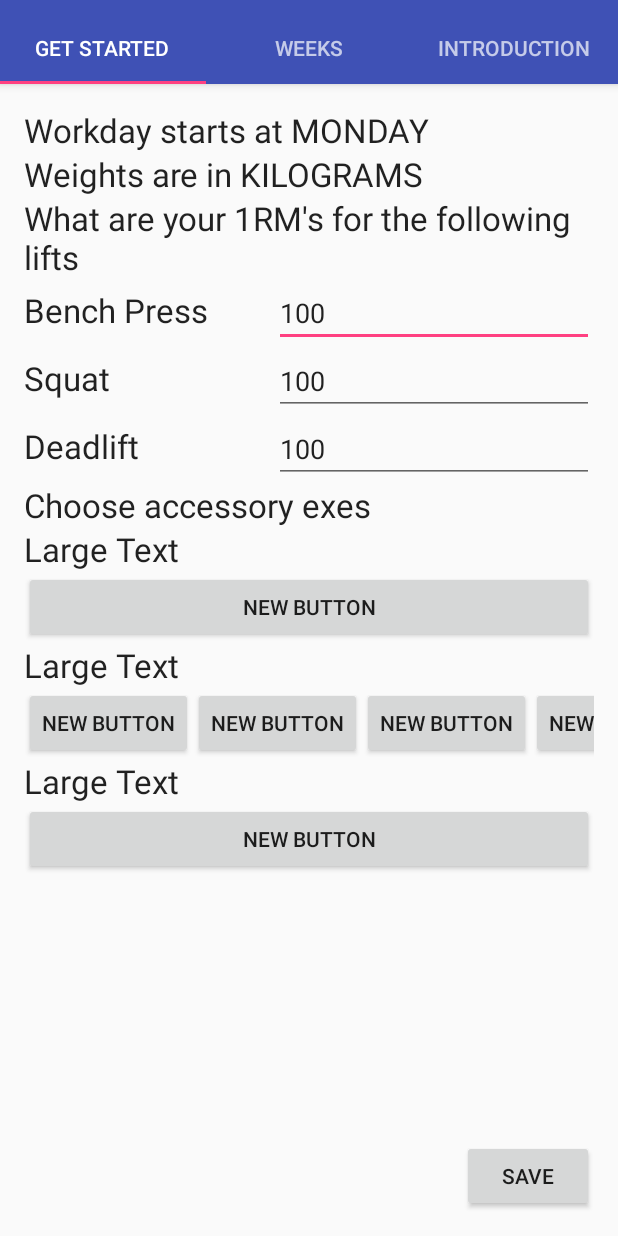
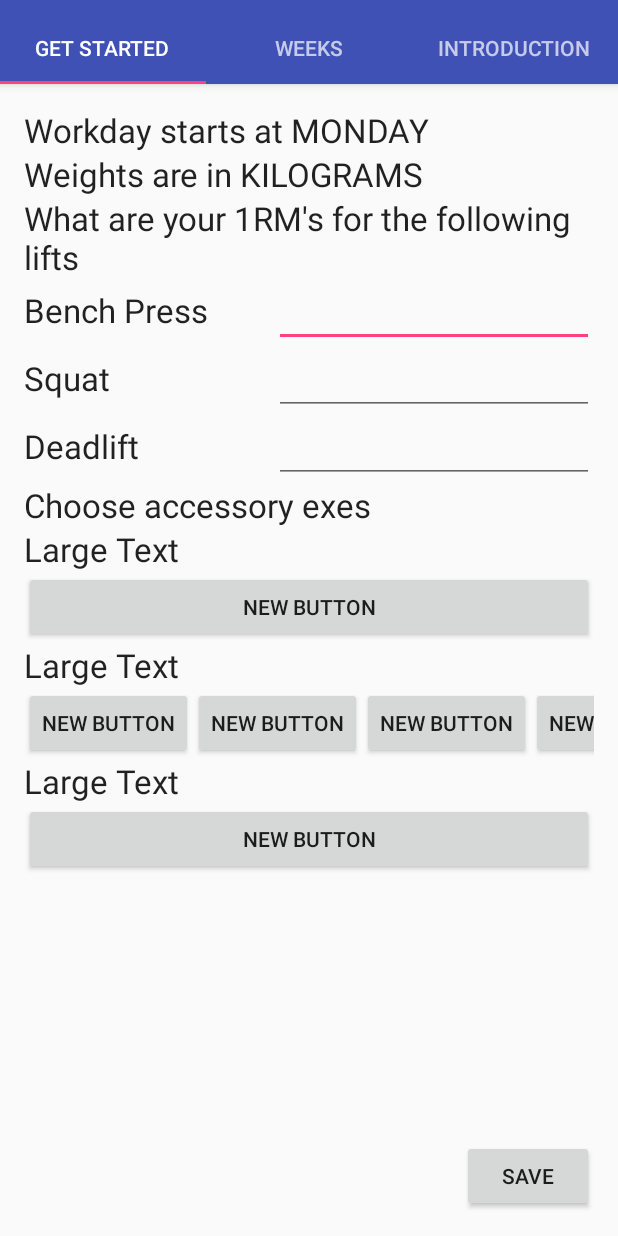
Before and after one commit to MuffinDude/CanditoWorkout, an Android app: the screen it shows after launch (MainActivity), on a phone screen of 412 x 824 dp. Run offline under Robolectric (Android 15) with nearby library versions, the phone set to English and light mode, and no system bars.

Commit message:
Kui eelnevalt on mingine raskus sisestatud, siis nüüd kuvab selle main screenil

```diff
--- a/app/src/main/java/longerinoentertainment/canditoworkout/MainTabInsert.java
+++ b/app/src/main/java/longerinoentertainment/canditoworkout/MainTabInsert.java
@@ -11,6 +11,7 @@ import android.view.ViewGroup;
 import android.widget.Button;
 import android.widget.EditText;
 import android.widget.ImageView;
+import android.widget.TextView;
 import android.widget.Toast;
 
 import java.io.BufferedInputStream;
@@ -47,6 +48,14 @@ public class MainTabInsert extends Fragment {
         final File dir = new File(getContext().getFilesDir() + "/CanditoWorkoutApp");
         dir.mkdirs();
 
+        String[] values = readFromFile(new File(dir, "savedFile.txt"));
+
+        if (values.length == 3) {
+            System.out.println("readfromfile1");
+            editTextBench.setText(values[0], TextView.BufferType.EDITABLE);
+            editTextSquat.setText(values[1], TextView.BufferType.EDITABLE);
+            editTextDeadlift.setText(values[2], TextView.BufferType.EDITABLE);
+        }
         save.setOnClickListener(new View.OnClickListener() {
             @Override
             public void onClick(View view) {
@@ -108,7 +117,7 @@ public class MainTabInsert extends Fragment {
         }
     }
 
-    public static void readFromFile(File file){
+    public static String[] readFromFile(File file){
     String[] values = new String[3];
     try {
         BufferedReader br = new BufferedReader(new FileReader(file));
@@ -129,6 +138,7 @@ public class MainTabInsert extends Fragment {
         System.out.println(benchPress + " bench press");
         System.out.println(squat + " squat");
         System.out.println(deadlift + " deadlift");
+    return values;
     }
 
 }
--- a/app/src/main/res/layout/activity_main_tab_insert.xml
+++ b/app/src/main/res/layout/activity_main_tab_insert.xml
@@ -264,4 +264,5 @@
         android:id="@+id/saveButton"
         android:layout_alignParentBottom="true"
         android:layout_alignParentEnd="true" />
+
 </RelativeLayout>
```
